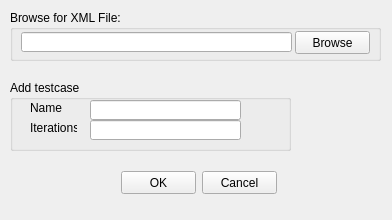
Qt form XML_Manager/XML_ManagerWindow.ui (kapis90/XMLManager) before a commit.
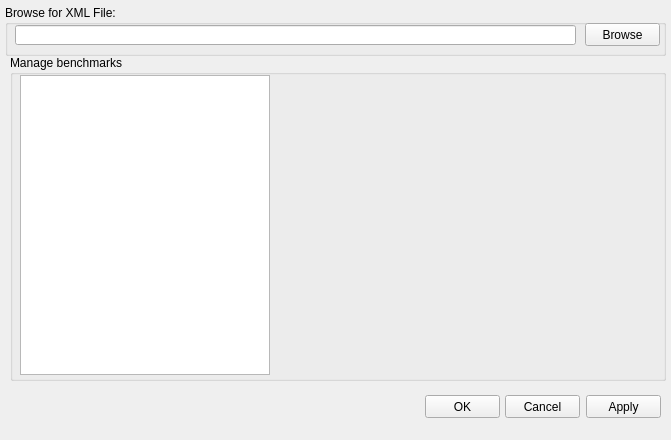
The same form after that commit.

Commit message: Add list of benchmarks as QTableWidget

Patch:
```diff
--- a/XML_Manager/XML_ManagerWindow.ui
+++ b/XML_Manager/XML_ManagerWindow.ui
@@ -6,8 +6,8 @@
    <rect>
     <x>0</x>
     <y>0</y>
-    <width>392</width>
-    <height>220</height>
+    <width>671</width>
+    <height>440</height>
    </rect>
   </property>
   <property name="windowTitle">
@@ -17,67 +17,31 @@
    <property name="geometry">
     <rect>
      <x>10</x>
-     <y>80</y>
-     <width>281</width>
-     <height>71</height>
+     <y>55</y>
+     <width>656</width>
+     <height>326</height>
     </rect>
    </property>
    <property name="title">
-    <string>Add testcase</string>
+    <string>Manage benchmarks</string>
    </property>
-   <widget class="QLineEdit" name="NameEdit">
+   <widget class="QTableWidget" name="tableWidget">
     <property name="geometry">
      <rect>
-      <x>80</x>
+      <x>10</x>
       <y>20</y>
-      <width>151</width>
-      <height>20</height>
+      <width>250</width>
+      <height>300</height>
      </rect>
     </property>
    </widget>
-   <widget class="QLineEdit" name="IterationEdit">
-    <property name="geometry">
-     <rect>
-      <x>80</x>
-      <y>40</y>
-      <width>151</width>
-      <height>20</height>
-     </rect>
-    </property>
-   </widget>
-   <widget class="QLabel" name="NameLabel">
-    <property name="geometry">
-     <rect>
-      <x>20</x>
-      <y>20</y>
-      <width>47</width>
-      <height>16</height>
-     </rect>
-    </property>
-    <property name="text">
-     <string>Name</string>
-    </property>
-   </widget>
-   <widget class="QLabel" name="IterationLabel">
-    <property name="geometry">
-     <rect>
-      <x>20</x>
-      <y>40</y>
-      <width>47</width>
-      <height>16</height>
-     </rect>
-    </property>
-    <property name="text">
-     <string>Iterations</string>
-    </property>
-   </widget>
   </widget>
   <widget class="QGroupBox" name="BrowseBox">
    <property name="geometry">
     <rect>
-     <x>10</x>
-     <y>10</y>
-     <width>371</width>
+     <x>5</x>
+     <y>5</y>
+     <width>661</width>
      <height>51</height>
     </rect>
    </property>
@@ -87,9 +51,9 @@
    <widget class="QLineEdit" name="XMLPathEdit">
     <property name="geometry">
      <rect>
-      <x>11</x>
-      <y>22</y>
-      <width>271</width>
+      <x>10</x>
+      <y>20</y>
+      <width>561</width>
       <height>20</height>
      </rect>
     </property>
@@ -97,8 +61,8 @@
    <widget class="QPushButton" name="BrowseButton">
     <property name="geometry">
      <rect>
-      <x>285</x>
-      <y>21</y>
+      <x>580</x>
+      <y>18</y>
       <width>75</width>
       <height>23</height>
      </rect>
@@ -108,11 +72,27 @@
     </property>
    </widget>
   </widget>
+  <widget class="QPushButton" name="ApplyButton">
+   <property name="geometry">
+    <rect>
+     <x>586</x>
+     <y>395</y>
+     <width>75</width>
+     <height>23</height>
+    </rect>
+   </property>
+   <property name="text">
+    <string>Apply</string>
+   </property>
+   <attribute name="buttonGroup">
+    <string notr="true">buttonGroup</string>
+   </attribute>
+  </widget>
   <widget class="QPushButton" name="CancelButton">
    <property name="geometry">
     <rect>
-     <x>202</x>
-     <y>171</y>
+     <x>505</x>
+     <y>395</y>
      <width>75</width>
      <height>23</height>
     </rect>
@@ -124,8 +104,8 @@
   <widget class="QPushButton" name="OkButton">
    <property name="geometry">
     <rect>
-     <x>121</x>
-     <y>171</y>
+     <x>425</x>
+     <y>395</y>
      <width>75</width>
      <height>23</height>
     </rect>
```
Left out of the diff: 40 changed lines with no effect on the pictures. The commit also changes 4 other files.
